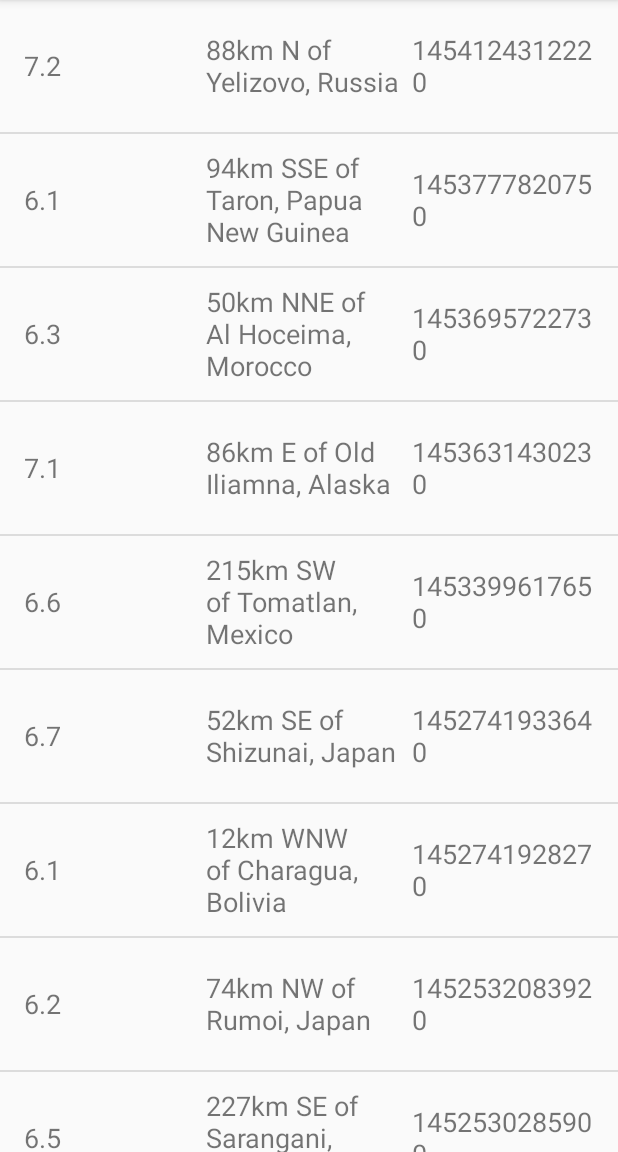
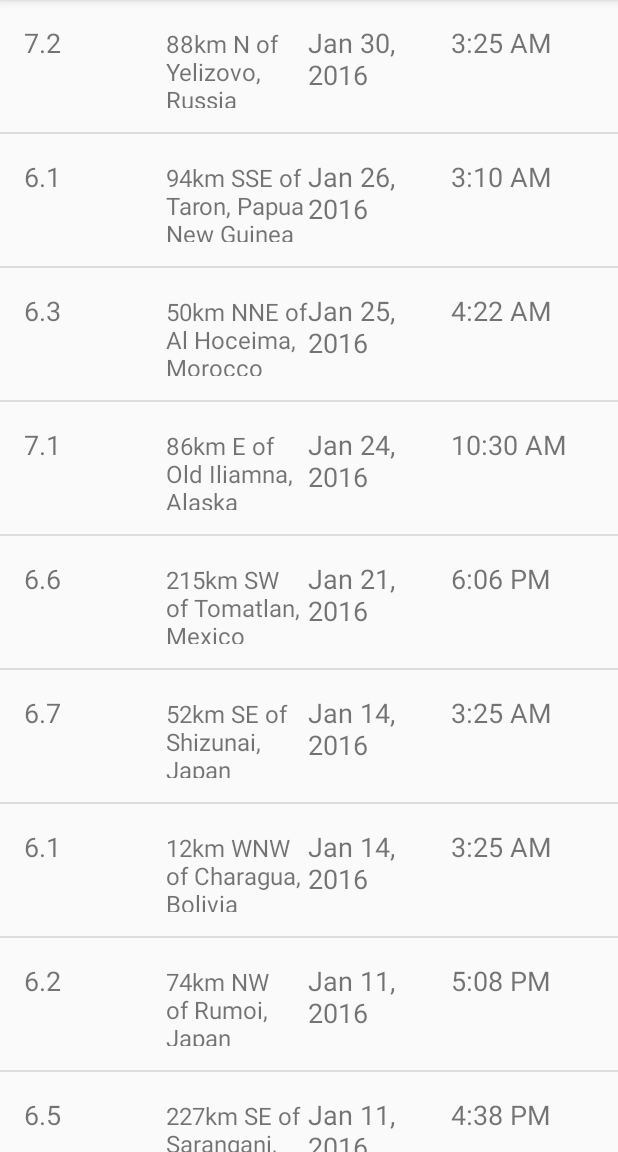
Before and after one commit to juleskoderepo/ABNDQuakeReport, an Android app: the screen it shows after launch (EarthquakeActivity), on a phone screen of 412 x 824 dp, the part 84-1236 px from its top. Run offline under Robolectric (Android 15) with nearby library versions, the phone set to English and light mode, and no system bars.

Commit message:
Display formatted date and time

```diff
--- a/app/src/main/java/com/example/android/quakereport/Earthquake.java
+++ b/app/src/main/java/com/example/android/quakereport/Earthquake.java
@@ -1,4 +1,6 @@
 package com.example.android.quakereport;
+
+import java.util.Date;
 
 /**
  * {@link Earthquake} represents an occurrence of an earthquake. It contains
@@ -19,18 +21,18 @@ public class Earthquake  {
     /**
      * Date and time when the earthquake occurred.
      */
-    private String DateTime;
+    private long DateTime;
 
     /**
      * Contructs a new Earthquake object with a magnitude, location and date/time.
      * @param magnitude magnitude of the earthquake.
      * @param location location closest to the earthquake epicenter.
-     * @param dateTime when the earthquake occurred.
+     * @param timeInMillisecs time in milliseconds of when the earthquake occurred.
      */
-    public Earthquake(String magnitude, String location, String dateTime){
+    public Earthquake(String magnitude, String location, long timeInMillisecs){
         Magnitude = magnitude;
         Location = location;
-        DateTime = dateTime;
+        DateTime = timeInMillisecs;
     }
 
     /**
@@ -52,5 +54,5 @@ public class Earthquake  {
      *
      * @return Date/time when the earthquake occurred.
      */
-    public String getDateTime() {return DateTime;}
+    public long getDateTime() {return DateTime;}
 }
--- a/app/src/main/java/com/example/android/quakereport/EarthquakeAdapter.java
+++ b/app/src/main/java/com/example/android/quakereport/EarthquakeAdapter.java
@@ -11,7 +11,9 @@ import android.widget.TextView;
 
 import org.w3c.dom.Text;
 
+import java.text.SimpleDateFormat;
 import java.util.ArrayList;
+import java.util.Date;
 
 public class EarthquakeAdapter extends ArrayAdapter<Earthquake> {
 
@@ -53,12 +55,44 @@ public class EarthquakeAdapter extends ArrayAdapter<Earthquake> {
         // Get the magnitude from the current Earthquake object and set the text on the TextView
         locationTV.setText(currentEq.getLocation());
 
-        // Find the TextView in the earthquake_listing.xml layout with the ID eq_datetime
-        TextView datetimeTV = listItemView.findViewById(R.id.eq_datetime);
+        // Create a new Date object from the time in milliseconds of the earthquake
+        Date dateObject = new Date(currentEq.getDateTime());
 
-        // Get the magnitude from the current Earthquake object and set the text on the TextView
-        datetimeTV.setText(currentEq.getDateTime());
+        // Find the TextView with view ID date
+        TextView dateView = listItemView.findViewById(R.id.eq_date);
+
+        // Format the date string
+        String formattedDate = formatDate(dateObject);
+
+        // Display the date in the TextView
+        dateView.setText(formattedDate);
+
+        // Find the TextView with view ID time
+        TextView timeView = listItemView.findViewById(R.id.eq_time);
+
+        // Format the time string
+        String formattedTime = formatTime(dateObject);
+
+        // Display the time in the TextView
+        timeView.setText(formattedTime);
 
         return listItemView;
     }
+
+    /**
+     * Return the formatted date string (i.e. "Mar 3, 1984") from a Date object.
+     */
+    private String formatDate(Date dateObject){
+        SimpleDateFormat dateFormat = new SimpleDateFormat("LLL dd, yyyy");
+        return dateFormat.format(dateObject);
+    }
+
+    /**
+     * Return the formatted date string (i.e. "Mar 3, 1984") from a Date object.
+     */
+    private String formatTime(Date dateObject){
+        SimpleDateFormat timeFormat = new SimpleDateFormat("h:mm a");
+        return timeFormat.format(dateObject);
+    }
+
 }
--- a/app/src/main/java/com/example/android/quakereport/QueryUtils.java
+++ b/app/src/main/java/com/example/android/quakereport/QueryUtils.java
@@ -8,6 +8,7 @@ import org.json.JSONException;
 import org.json.JSONObject;
 
 import java.util.ArrayList;
+import java.util.Date;
 
 /**
  * Helper methods related to requesting and receiving earthquake data from USGS.
@@ -73,7 +74,7 @@ public final class QueryUtils {
 
                 String mag = quakeProperties.getString("mag");
                 String place = quakeProperties.getString("place");
-                String time = quakeProperties.getString("time");
+                long time = quakeProperties.getLong("time");
 
                 Earthquake quakeItem = new Earthquake(mag,place,time);
 
--- a/app/src/main/res/layout/earthquake_listing.xml
+++ b/app/src/main/res/layout/earthquake_listing.xml
@@ -3,16 +3,13 @@
     xmlns:tools="http://schemas.android.com/tools"
     android:layout_width="match_parent"
     android:layout_height="88dp"
-    android:gravity="center_vertical"
-    android:orientation="horizontal">
+    android:orientation="horizontal"
+    android:padding="@dimen/default_layout_margins">
 
     <TextView
         android:id="@+id/eq_mag"
         android:layout_width="0dp"
-        android:layout_height="match_parent"
-        android:gravity="center_vertical"
-        android:paddingLeft="@dimen/default_layout_margins"
-        android:paddingStart="@dimen/default_layout_margins"
+        android:layout_height="wrap_content"
         android:textSize="18sp"
         android:layout_weight="1"
         tools:text="5.0"
@@ -21,23 +18,28 @@
     <TextView
         android:id="@+id/eq_location"
         android:layout_width="0dp"
-        android:layout_height="match_parent"
-        android:gravity="center_vertical"
-        android:textSize="18sp"
+        android:layout_height="wrap_content"
+        android:textSize="16sp"
         android:layout_weight="1"
         tools:text="Los Angeles"
         tools:textSize="18sp"/>
 
     <TextView
-        android:id="@+id/eq_datetime"
+        android:id="@+id/eq_date"
         android:layout_width="0dp"
-        android:layout_height="match_parent"
+        android:layout_height="wrap_content"
         android:layout_weight="1"
-        android:gravity="center_vertical"
-        android:paddingEnd="@dimen/default_layout_margins"
-        android:paddingRight="@dimen/default_layout_margins"
         android:textSize="18sp"
         tools:text="Jan 1, 2018"
         tools:textSize="18sp"/>
 
+    <TextView
+        android:id="@+id/eq_time"
+        android:layout_width="0dp"
+        android:layout_height="wrap_content"
+        android:layout_weight="1"
+        android:textSize="18sp"
+        tools:text="3:00 PM"
+        tools:textSize="18sp"/>
+
 </LinearLayout>
```
